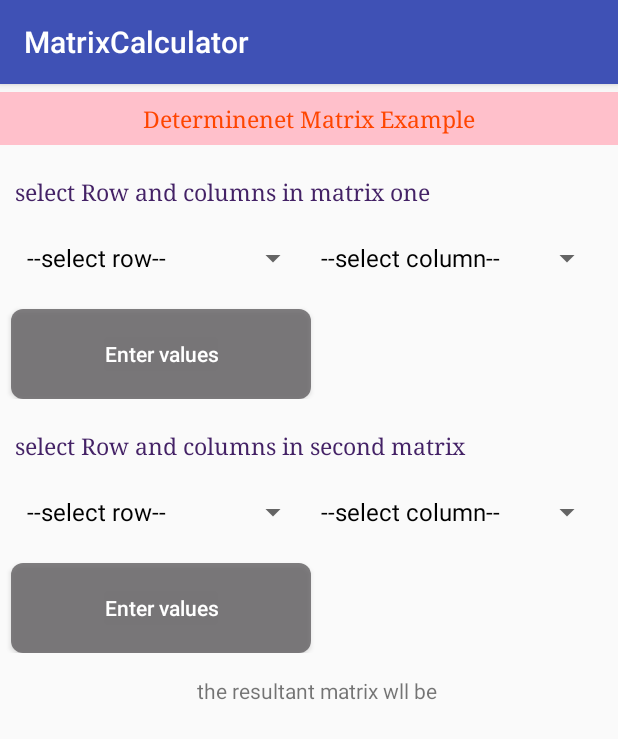
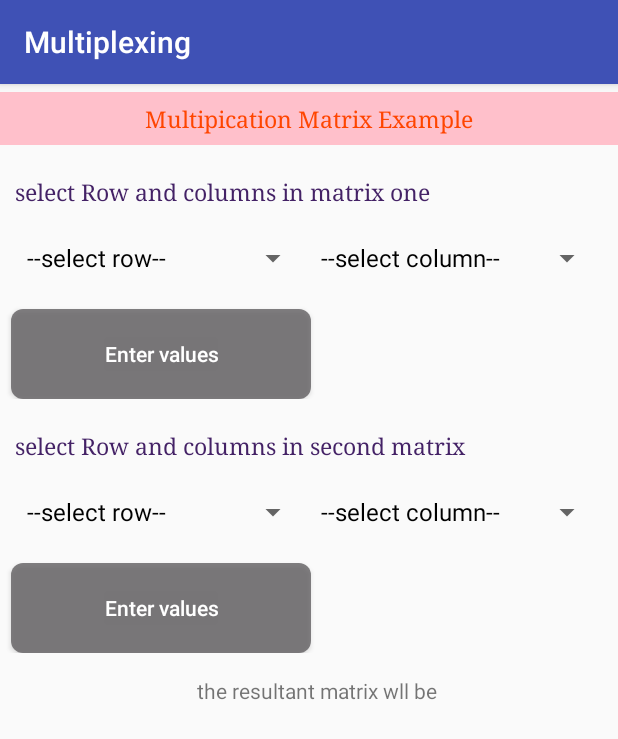
Before and after one commit to ganeshvelsol/MatrixCalculator, an Android app: the Multipication screen opened directly, with no data from a screen before it, on a phone screen of 412 x 824 dp. Shown: the top 739 px of the screen. Run offline under Robolectric (Android 15) with nearby library versions, the phone set to English and light mode, and no system bars.

Commit message:
final commits

```diff
--- a/app/src/main/AndroidManifest.xml
+++ b/app/src/main/AndroidManifest.xml
@@ -33,7 +33,8 @@
                 <category android:name="android.intent.category.LAUNCHER" />
             </intent-filter>
         </activity>
-        <activity android:name=".multipication.Multipication" />
+        <activity android:name=".multipication.Multipication"
+            android:label="Multiplexing"/>
         <activity android:name=".UpperTrianguar"
             android:label="Upper Triangular"/>
         <activity android:name=".lowertriangular.LowerTriangular"
--- a/app/src/main/res/layout/multipication.xml
+++ b/app/src/main/res/layout/multipication.xml
@@ -7,7 +7,7 @@
         android:layout_width="match_parent"
         android:layout_height="35dp"
         android:gravity="center"
-        android:text="Determinenet Matrix Example"
+        android:text="Multipication Matrix Example"
         android:textSize="15sp"
         android:layout_marginTop="5dp"
         android:background="#ffc0cb"
```
